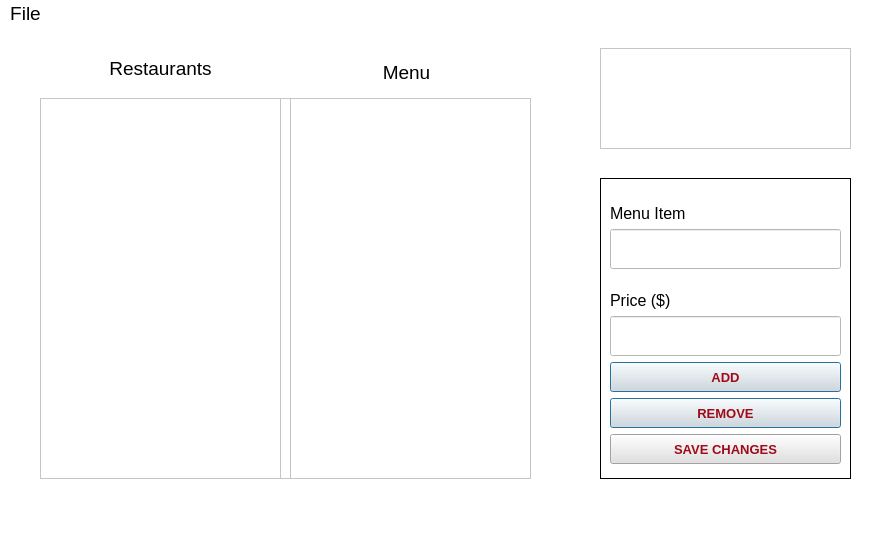
This is debugmenu.ui in DannyCamacho/SaddlebackEats as Qt 5 draws it before an edit. The edited form follows.
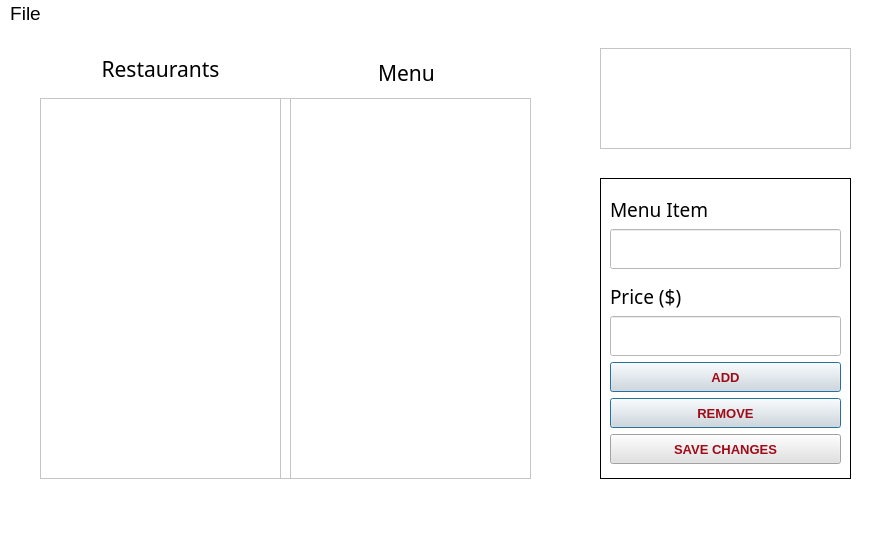
This is the edited form. Icons and pictures are not drawn.

Commit message: alignment of fonts, addition/deletion of buttons

```diff
--- a/debugmenu.ui
+++ b/debugmenu.ui
@@ -236,7 +236,8 @@
      </property>
      <property name="font">
       <font>
-       <pointsize>14</pointsize>
+       <family>Bahnschrift</family>
+       <pointsize>16</pointsize>
       </font>
      </property>
      <property name="styleSheet">
@@ -261,7 +262,8 @@
      </property>
      <property name="font">
       <font>
-       <pointsize>14</pointsize>
+       <family>Bahnschrift</family>
+       <pointsize>16</pointsize>
       </font>
      </property>
      <property name="styleSheet">
@@ -315,7 +317,8 @@
         </property>
         <property name="font">
          <font>
-          <pointsize>12</pointsize>
+          <family>Bahnschrift</family>
+          <pointsize>14</pointsize>
          </font>
         </property>
         <property name="styleSheet">
@@ -368,7 +371,8 @@
         </property>
         <property name="font">
          <font>
-          <pointsize>12</pointsize>
+          <family>Bahnschrift</family>
+          <pointsize>14</pointsize>
          </font>
         </property>
         <property name="styleSheet">
@@ -540,7 +544,14 @@
    </widget>
    <addaction name="menuFile"/>
   </widget>
-  <widget class="QStatusBar" name="statusbar"/>
+  <widget class="QStatusBar" name="statusbar">
+   <property name="font">
+    <font>
+     <family>Bahnschrift</family>
+     <pointsize>11</pointsize>
+    </font>
+   </property>
+  </widget>
   <action name="importFile">
    <property name="text">
     <string>Import...</string>
```
Left out of the diff: 24 changed lines with no effect on the pictures. The commit also changes 4 other files.
